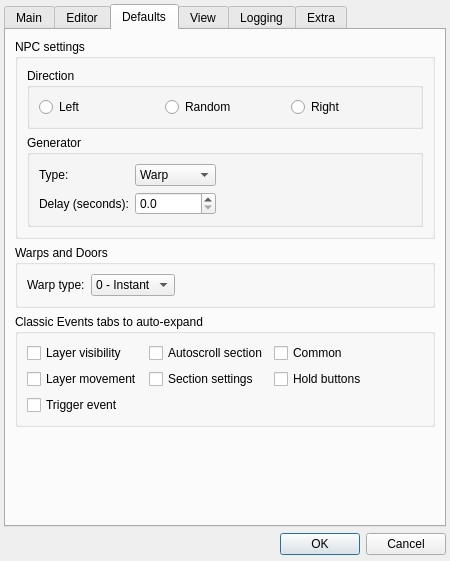
This is Editor/main_window/tools/app_settings.ui in WohlSoft/Moondust-Project as Qt 5 draws it before an edit. The edited form follows.
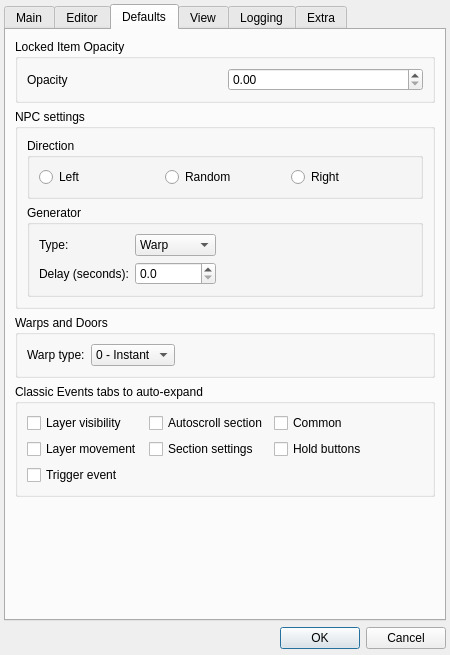
This is the edited form. The open tabs and pages were chosen to show the change. Icons and pictures are not drawn.

Commit message:
added opacity to the locked items
Imported from https://github.com/Emral/Moondust-Project-SMBX2/commit/2ed5cc3f972a6c5bdfad1f3258cc94591ab9a9a3

The edit to the form file:
```diff
--- a/Editor/main_window/tools/app_settings.ui
+++ b/Editor/main_window/tools/app_settings.ui
@@ -7,7 +7,7 @@
     <x>0</x>
     <y>0</y>
     <width>450</width>
-    <height>561</height>
+    <height>655</height>
    </rect>
   </property>
   <property name="minimumSize">
@@ -611,91 +611,7 @@
        <property name="sizeConstraint">
         <enum>QLayout::SetMinimumSize</enum>
        </property>
-       <item row="2" column="0">
-        <widget class="QGroupBox" name="groupBox_15">
-         <property name="title">
-          <string>Classic Events tabs to auto-expand</string>
-         </property>
-         <layout class="QGridLayout" name="gridLayout_17">
-          <item row="0" column="2">
-           <widget class="QCheckBox" name="defaults_eventtab_common">
-            <property name="text">
-             <string>Common</string>
-            </property>
-           </widget>
-          </item>
-          <item row="1" column="1">
-           <widget class="QCheckBox" name="defaults_eventtab_secset">
-            <property name="text">
-             <string>Section settings</string>
-            </property>
-           </widget>
-          </item>
-          <item row="0" column="0">
-           <widget class="QCheckBox" name="defaults_eventtab_layviz">
-            <property name="text">
-             <string>Layer visibility</string>
-            </property>
-           </widget>
-          </item>
-          <item row="1" column="0">
-           <widget class="QCheckBox" name="defaults_eventtab_laymov">
-            <property name="text">
-             <string>Layer movement</string>
-            </property>
-           </widget>
-          </item>
-          <item row="0" column="1">
-           <widget class="QCheckBox" name="defaults_eventtab_autoscroll">
-            <property name="text">
-             <string>Autoscroll section</string>
-            </property>
-           </widget>
-          </item>
-          <item row="2" column="0">
-           <widget class="QCheckBox" name="defaults_eventtab_trigger">
-            <property name="text">
-             <string>Trigger event</string>
-            </property>
-           </widget>
-          </item>
-          <item row="1" column="2">
-           <widget class="QCheckBox" name="defaults_eventtab_holdbuttons">
-            <property name="text">
-             <string>Hold buttons</string>
-            </property>
-           </widget>
-          </item>
-          <item row="0" column="3">
-           <spacer name="horizontalSpacer_7">
-            <property name="orientation">
-             <enum>Qt::Horizontal</enum>
-            </property>
-            <property name="sizeHint" stdset="0">
-             <size>
-              <width>40</width>
-              <height>20</height>
-             </size>
-            </property>
-           </spacer>
-          </item>
-         </layout>
-        </widget>
-       </item>
-       <item row="3" column="0">
-        <spacer name="verticalSpacer_5">
-         <property name="orientation">
-          <enum>Qt::Vertical</enum>
-         </property>
-         <property name="sizeHint" stdset="0">
-          <size>
-           <width>0</width>
-           <height>5000</height>
-          </size>
-         </property>
-        </spacer>
-       </item>
-       <item row="0" column="0">
+       <item row="1" column="0">
         <widget class="QGroupBox" name="npcDefaultsGrp">
          <property name="title">
           <string>NPC settings</string>
@@ -704,7 +620,7 @@
           <property name="sizeConstraint">
            <enum>QLayout::SetMinimumSize</enum>
           </property>
-          <item row="1" column="0">
+          <item row="2" column="0">
            <widget class="QGroupBox" name="groupBox_13">
             <property name="title">
              <string>Generator</string>
@@ -783,7 +699,7 @@
             </layout>
            </widget>
           </item>
-          <item row="0" column="0">
+          <item row="1" column="0">
            <widget class="QGroupBox" name="directionGrp">
             <property name="title">
              <string>Direction</string>
@@ -822,7 +738,130 @@
          </layout>
         </widget>
        </item>
-       <item row="1" column="0">
+       <item row="0" column="0">
+        <widget class="QGroupBox" name="groupBox_12">
+         <property name="title">
+          <string>Locked Item Opacity</string>
+         </property>
+         <layout class="QVBoxLayout" name="verticalLayout_3">
+          <item>
+           <layout class="QHBoxLayout" name="horizontalLayout_4">
+            <item>
+             <widget class="QLabel" name="label_14">
+              <property name="minimumSize">
+               <size>
+                <width>41</width>
+                <height>0</height>
+               </size>
+              </property>
+              <property name="text">
+               <string>Opacity</string>
+              </property>
+             </widget>
+            </item>
+            <item>
+             <widget class="QDoubleSpinBox" name="lockedItemOpacity">
+              <property name="minimum">
+               <double>0.000000000000000</double>
+              </property>
+              <property name="maximum">
+               <double>1.000000000000000</double>
+              </property>
+              <property name="singleStep">
+               <double>0.100000000000000</double>
+              </property>
+             </widget>
+            </item>
+           </layout>
+          </item>
+         </layout>
+        </widget>
+       </item>
+       <item row="7" column="0">
+        <spacer name="verticalSpacer_5">
+         <property name="orientation">
+          <enum>Qt::Vertical</enum>
+         </property>
+         <property name="sizeHint" stdset="0">
+          <size>
+           <width>0</width>
+           <height>5000</height>
+          </size>
+         </property>
+        </spacer>
+       </item>
+       <item row="4" column="0">
+        <widget class="QGroupBox" name="groupBox_15">
+         <property name="title">
+          <string>Classic Events tabs to auto-expand</string>
+         </property>
+         <layout class="QGridLayout" name="gridLayout_17">
+          <item row="0" column="2">
+           <widget class="QCheckBox" name="defaults_eventtab_common">
+            <property name="text">
+             <string>Common</string>
+            </property>
+           </widget>
+          </item>
+          <item row="1" column="2">
+           <widget class="QCheckBox" name="defaults_eventtab_holdbuttons">
+            <property name="text">
+             <string>Hold buttons</string>
+            </property>
+           </widget>
+          </item>
+          <item row="0" column="1">
+           <widget class="QCheckBox" name="defaults_eventtab_autoscroll">
+            <property name="text">
+             <string>Autoscroll section</string>
+            </property>
+           </widget>
+          </item>
+          <item row="1" column="1">
+           <widget class="QCheckBox" name="defaults_eventtab_secset">
+            <property name="text">
+             <string>Section settings</string>
+            </property>
+           </widget>
+          </item>
+          <item row="0" column="0">
+           <widget class="QCheckBox" name="defaults_eventtab_layviz">
+            <property name="text">
+             <string>Layer visibility</string>
+            </property>
+           </widget>
+          </item>
+          <item row="1" column="0">
+           <widget class="QCheckBox" name="defaults_eventtab_laymov">
+            <property name="text">
+             <string>Layer movement</string>
+            </property>
+           </widget>
+          </item>
+          <item row="0" column="3">
+           <spacer name="horizontalSpacer_7">
+            <property name="orientation">
+             <enum>Qt::Horizontal</enum>
+            </property>
+            <property name="sizeHint" stdset="0">
+             <size>
+              <width>40</width>
+              <height>20</height>
+             </size>
+            </property>
+           </spacer>
+          </item>
+          <item row="2" column="0">
+           <widget class="QCheckBox" name="defaults_eventtab_trigger">
+            <property name="text">
+             <string>Trigger event</string>
+            </property>
+           </widget>
+          </item>
+         </layout>
+        </widget>
+       </item>
+       <item row="3" column="0">
         <widget class="QGroupBox" name="groupBox_14">
          <property name="title">
           <string>Warps and Doors</string>
```
The commit also changes 6 other files.
